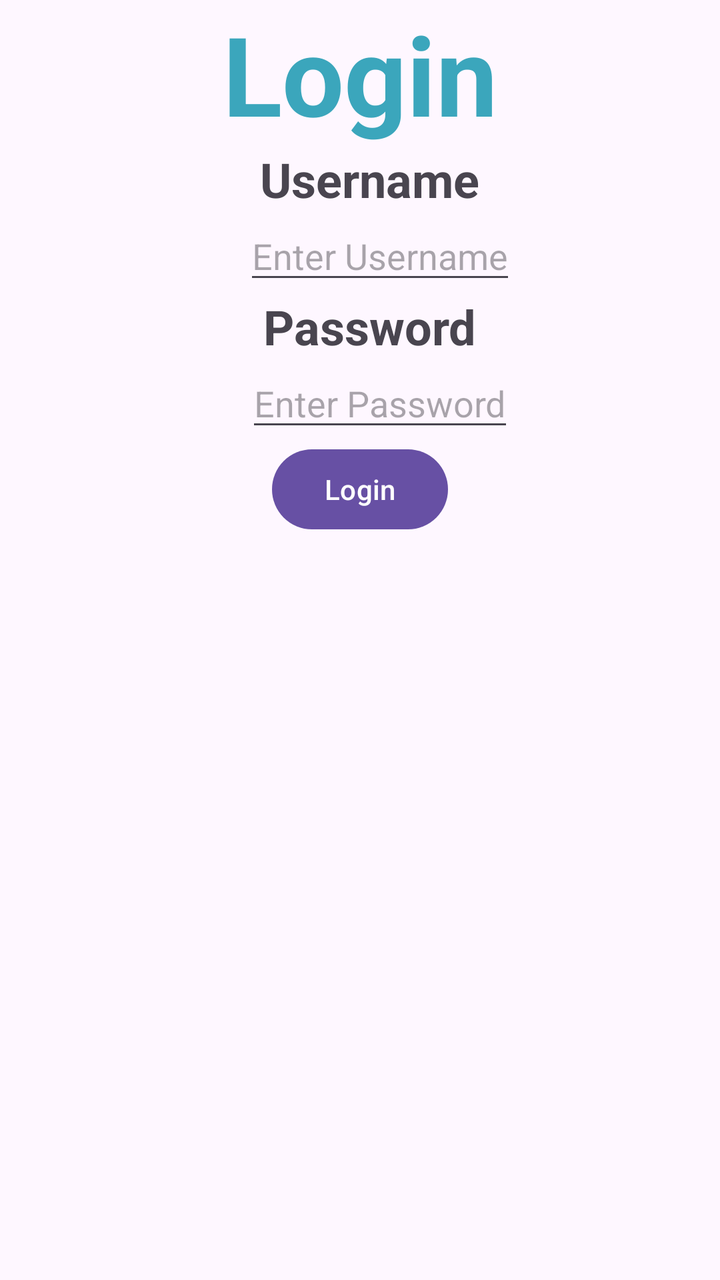
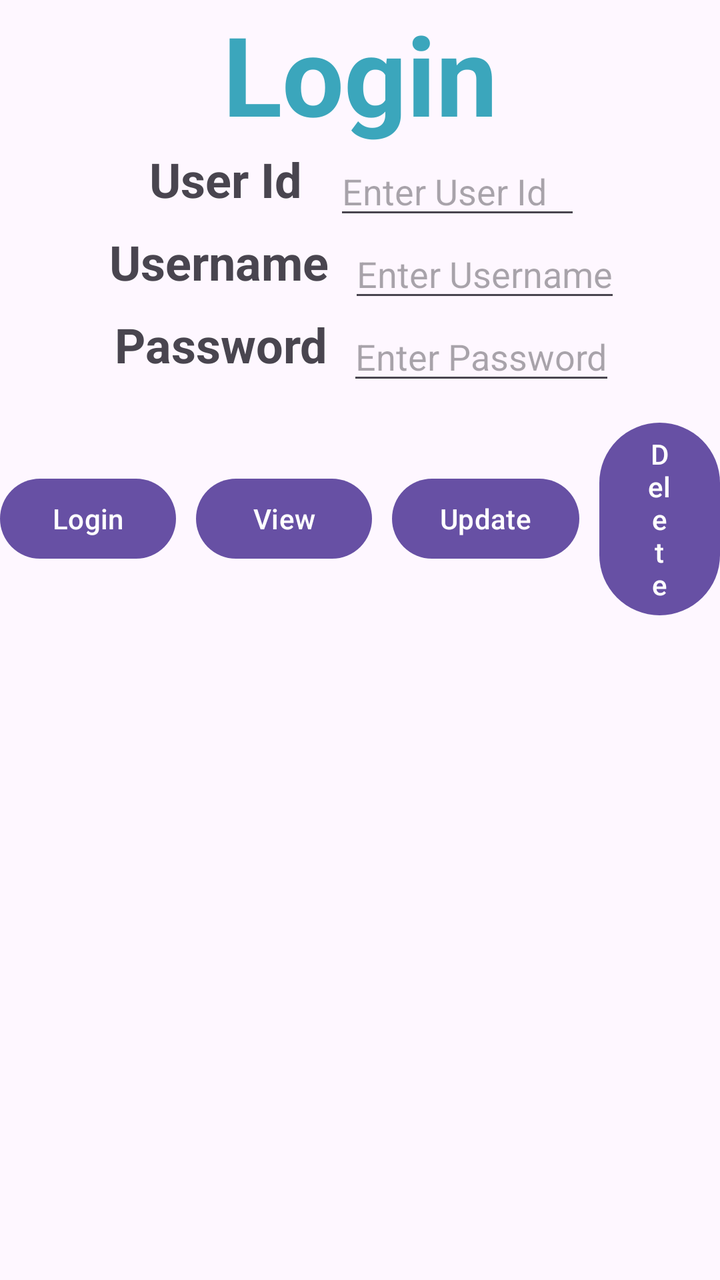

Two renders of the same Android screen: before a commit and after it. Below are the layout's source before the change and the commit's diff.
<!-- AndroidManifest.xml: application theme Theme.MyApplication -->
<!-- res/layout/activity_main.xml -->
<?xml version="1.0" encoding="utf-8"?>
<LinearLayout xmlns:android="http://schemas.android.com/apk/res/android"
    xmlns:app="http://schemas.android.com/apk/res-auto"
    xmlns:tools="http://schemas.android.com/tools"
    android:id="@+id/main"
    android:layout_width="match_parent"
    android:layout_height="match_parent"
    android:orientation="vertical"
    tools:context=".MainActivity">

    <TextView
        android:id="@+id/txt_uname"
        android:layout_width="wrap_content"
        android:layout_height="wrap_content"
        android:layout_gravity="center"
        android:text="Login"
        android:textColor="#3ba6bc"
        android:textSize="55sp"
        android:textAlignment="center"
        android:textStyle="bold"
        />

    <LinearLayout
        android:id="@+id/lay_login"
        android:layout_width="match_parent"
        android:layout_height="wrap_content"
        android:orientation="vertical">

        <TextView
            android:id="@+id/txt_user"
            android:layout_width="wrap_content"
            android:layout_height="match_parent"
            android:layout_gravity="center"
            android:layout_marginStart="5sp"
            android:text="Username"
            android:textSize="24sp"
            android:textStyle="bold"
            />

        <EditText
            android:id="@+id/edt_username"
            android:layout_width="wrap_content"
            android:layout_height="wrap_content"
            android:hint="Enter Username"
            android:layout_marginStart="10sp"
            android:layout_gravity="center"
            />
        <TextView
            android:id="@+id/txt_pass"
            android:layout_width="wrap_content"
            android:layout_height="match_parent"
            android:layout_gravity="center"
            android:layout_marginStart="5sp"
            android:text="Password"
            android:textSize="24sp"
            android:textStyle="bold"
            />
        <EditText
            android:id="@+id/edt_password"
            android:layout_width="wrap_content"
            android:layout_height="wrap_content"
            android:hint="Enter Password"
            android:inputType="textPassword"
            android:layout_marginStart="10sp"
            android:layout_gravity="center"
            />

        <Button
            android:id="@+id/btn_login"
            android:layout_width="wrap_content"
            android:layout_height="wrap_content"
            android:layout_gravity="center"
            android:text="Login" />
    </LinearLayout>

</LinearLayout>
<!-- resources referenced by this layout -->
<resources>
  <style name="Theme.MyApplication" parent="Base.Theme.MyApplication" />
  <style name="Base.Theme.MyApplication" parent="Theme.Material3.DayNight.NoActionBar">
          
          
      </style>
</resources>

<!-- the commit's change to res/layout/activity_main.xml (unified diff, before → after) -->
@@ -21,11 +21,38 @@
         />
 
     <LinearLayout
-        android:id="@+id/lay_login"
+        android:id="@+id/lay_login_id"
         android:layout_width="match_parent"
         android:layout_height="wrap_content"
-        android:orientation="vertical">
+        android:gravity="center"
+        android:orientation="horizontal">
 
+        <TextView
+            android:id="@+id/txt_id"
+            android:layout_width="wrap_content"
+            android:layout_height="match_parent"
+            android:layout_gravity="center"
+            android:layout_marginStart="5sp"
+            android:text="User Id "
+            android:textSize="24sp"
+            android:textStyle="bold"
+            />
+
+        <EditText
+            android:id="@+id/edt_id"
+            android:layout_width="wrap_content"
+            android:layout_height="wrap_content"
+            android:layout_gravity="center"
+            android:layout_marginStart="10sp"
+            android:hint="Enter User Id   " />
+
+    </LinearLayout>
+        <LinearLayout
+            android:id="@+id/lay_login_uname"
+            android:layout_width="match_parent"
+            android:layout_height="wrap_content"
+            android:gravity="center"
+            android:orientation="horizontal">
         <TextView
             android:id="@+id/txt_user"
             android:layout_width="wrap_content"
@@ -45,6 +72,13 @@
             android:layout_marginStart="10sp"
             android:layout_gravity="center"
             />
+        </LinearLayout>
+            <LinearLayout
+                android:id="@+id/lay_login_pass"
+                android:layout_width="match_parent"
+                android:layout_height="wrap_content"
+                android:gravity="center"
+                android:orientation="horizontal">
         <TextView
             android:id="@+id/txt_pass"
             android:layout_width="wrap_content"
@@ -65,12 +99,46 @@
             android:layout_gravity="center"
             />
 
+    </LinearLayout>
+    <LinearLayout
+        android:layout_width="match_parent"
+        android:layout_height="wrap_content"
+        android:orientation="horizontal"
+        android:gravity="center"
+        android:layout_marginTop="10dp">
+
         <Button
             android:id="@+id/btn_login"
             android:layout_width="wrap_content"
             android:layout_height="wrap_content"
-            android:layout_gravity="center"
             android:text="Login" />
+
+        <Button
+            android:id="@+id/btn_view"
+            android:layout_width="wrap_content"
+            android:layout_height="wrap_content"
+            android:text="View"
+            android:layout_marginStart="10dp"/>
+
+        <Button
+            android:id="@+id/btn_update"
+            android:layout_width="wrap_content"
+            android:layout_height="wrap_content"
+            android:text="Update"
+            android:layout_marginStart="10dp"/>
+
+        <Button
+            android:id="@+id/btn_delete"
+            android:layout_width="wrap_content"
+            android:layout_height="wrap_content"
+            android:text="Delete"
+            android:layout_marginStart="10dp"/>
+
     </LinearLayout>
+    <ListView
+        android:id="@+id/listView"
+        android:layout_width="match_parent"
+        android:layout_height="wrap_content"
+        android:layout_marginTop="20dp" />
 
 </LinearLayout>
